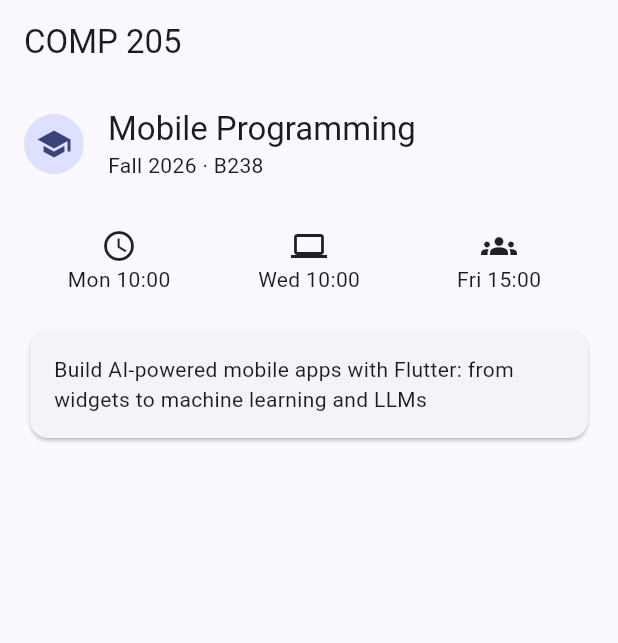
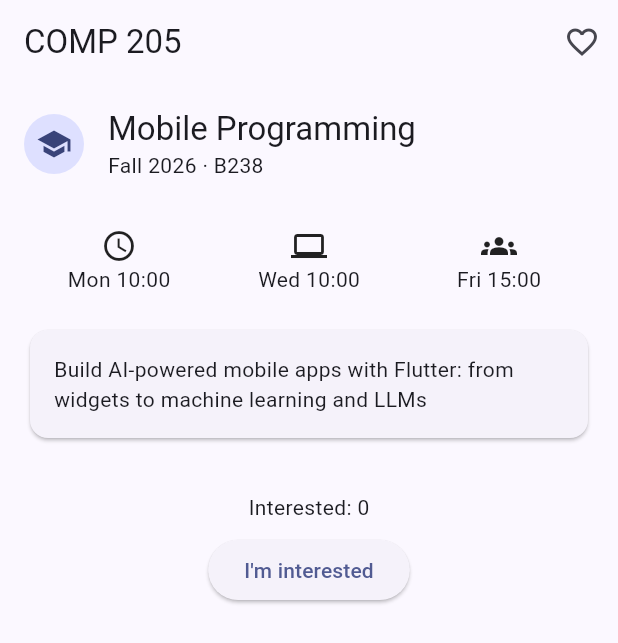
Before and after one commit to ddarlaa/comp205-lab02, a Flutter app: the screen it shows after launch, on a phone screen of 412 x 824 dp. Shown: the top 643 px of the screen. Run offline on Flutter 3.47's test engine with Material 3 defaults, Android fonts, the phone set to English and light mode, and no system bars.

```diff
--- a/lib/course_screen.dart
+++ b/lib/course_screen.dart
@@ -13,17 +13,34 @@ class CourseScreen extends StatefulWidget {
 
 class _CourseScreenState extends State<CourseScreen> {
   // TODO(Part 4): add the state you need (a counter and a favorite flag).
+  int _counter = 0;
+  bool _isFavorite = false;
 
   @override
   Widget build(BuildContext context) {
     // TODO(Part 1-5): replace this placeholder with the screen from the sketch.
 
     //  - Part 4: 'Interested: N' + "I'm interested" button + favorite IconButton
+    return Scaffold(
+      appBar: AppBar(
+        title: const Text('COMP 205'),
+        actions: [
+          // Part 4: Favorite IconButton in AppBar
+          IconButton(
+            icon: Icon(
+              _isFavorite ? Icons.favorite : Icons.favorite_border,
+            ),
+            onPressed: () {
+              setState(() {
+                _isFavorite = !_isFavorite;
+              });
+            },
+          ),
+        ],
+      ),
 
-    return Scaffold(
-      appBar: AppBar(title: const Text('COMP 205')),
+//  - Part 5: no overflow on a small phone
       body: SingleChildScrollView(
-        //  - Part 5: no overflow on a small phone
         //  - Part 1: AppBar 'COMP 205'
         padding: const EdgeInsets.all(16),
         child: Column(
@@ -75,11 +92,19 @@ class _CourseScreenState extends State<CourseScreen> {
                       'Build AI-powered mobile apps with Flutter: from widgets to machine learning and LLMs')),
             ),
 
+            const SizedBox(height: 32),
 
-
-
-
-
+            // part 4: Interested UI
+            Text('Interested: $_counter'),
+            const SizedBox(height: 8),
+            ElevatedButton(
+                onPressed: () {
+                  setState(() {
+                    _counter++;
+                  });
+                },
+                child: const Text("I'm interested"),
+            ),
           ],
         ),
       ),
```
